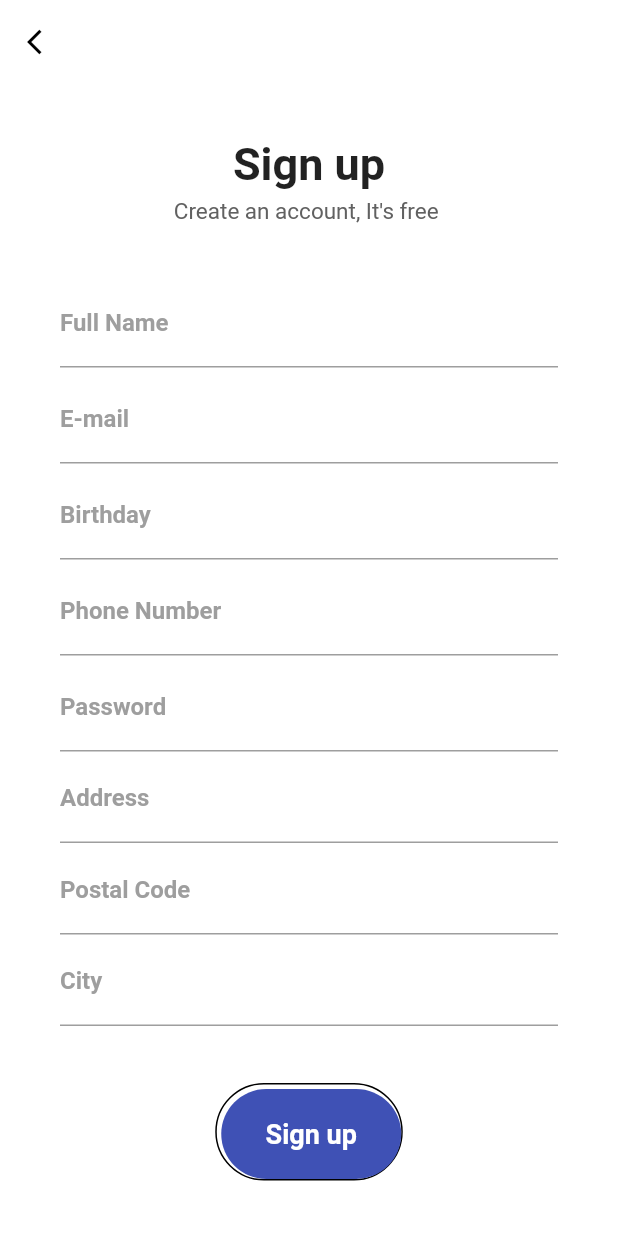
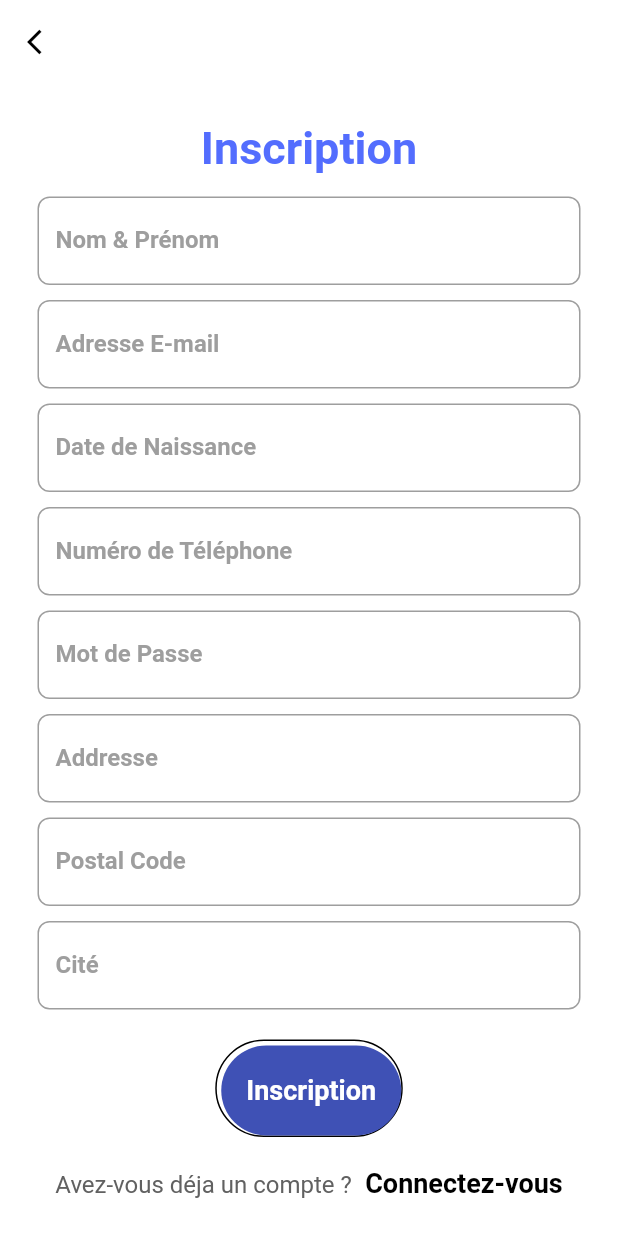
Before and after one commit to nouhelion/redesigned-invention, a Flutter app: the SignupPage screen opened directly, on a phone screen of 412 x 824 dp. Run offline on Flutter 3.47's test engine with Material 2 defaults, Android fonts, the light colour scheme and no system bars; our stand-ins replace cloud_firestore, firebase_auth, firebase_core; accounts and stored records are empty; network calls fail; Roboto replaces fonts that are missing (Montserrat).

Commit message:
INputDesign

```diff
--- a/cotisation/lib/components/navigation_items/cotisation.dart
+++ b/cotisation/lib/components/navigation_items/cotisation.dart
@@ -79,7 +79,7 @@ class _CotisationState extends State<Cotisation> {
           BottomNavigationBarItem(icon: Icon(Icons.home), label: 'Home'),
           BottomNavigationBarItem(
             icon: Icon(Icons.search),
-            label: 'Search',
+            label: 'Voayges',
           ),
           BottomNavigationBarItem(
             icon: Icon(Icons.attach_money),
--- a/cotisation/lib/components/navigation_items/search.dart
+++ b/cotisation/lib/components/navigation_items/search.dart
@@ -79,7 +79,7 @@ class _SearchState extends State<Search> {
           BottomNavigationBarItem(icon: Icon(Icons.home), label: 'Home'),
           BottomNavigationBarItem(
             icon: Icon(Icons.search),
-            label: 'Search',
+            label: 'Voyages',
           ),
           BottomNavigationBarItem(
             icon: Icon(Icons.attach_money),
--- a/cotisation/lib/components/navigation_items/welcome.dart
+++ b/cotisation/lib/components/navigation_items/welcome.dart
@@ -135,7 +135,7 @@ class _WelcomeState extends State<Welcome> {
           BottomNavigationBarItem(icon: Icon(Icons.home), label: 'Home'),
           BottomNavigationBarItem(
             icon: Icon(Icons.search),
-            label: 'Search',
+            label: 'Voyages',
           ),
           BottomNavigationBarItem(
             icon: Icon(Icons.attach_money),
--- a/cotisation/lib/components/sign/signup.dart
+++ b/cotisation/lib/components/sign/signup.dart
@@ -52,161 +52,157 @@ class _SignupPageState extends State<SignupPage> {
         ),
       ),
       body: SingleChildScrollView(
-        child: Container(
-          padding: EdgeInsets.symmetric(horizontal: 40),
-          height: MediaQuery.of(context).size.height,
-          width: double.infinity,
+        child: Padding(
+          padding: const EdgeInsets.all(25),
           child: Column(
+            //padding: EdgeInsets.symmetric(horizontal: 60),
             mainAxisAlignment: MainAxisAlignment.spaceEvenly,
             children: <Widget>[
               Column(
                 children: <Widget>[
                   Text(
-                    "Sign up",
+                    "Inscription",
                     style: TextStyle(
                       fontSize: 30,
                       fontWeight: FontWeight.bold,
+                      color: Colors.indigoAccent,
                     ),
                   ),
                   SizedBox(
-                    height: 5,
+                    height: 15,
                   ),
-                  Text(
-                    "Create an account, It's free ",
-                    style: TextStyle(fontSize: 15, color: Colors.grey[700]),
-                  )
                 ],
               ),
               Column(
                 children: <Widget>[
-                  TextField(
+                  TextFormField(
                     keyboardType: TextInputType.text,
                     controller: _nameController,
-                    decoration: InputDecoration(
-                        labelText: 'Full Name',
+                    decoration: const InputDecoration(
+                      labelText: 'Nom & Prénom',
                       labelStyle: TextStyle(
                           fontFamily: 'Montserrat',
                           fontWeight: FontWeight.bold,
                           color: Colors.grey),
-                        focusedBorder: UnderlineInputBorder(
-                          borderSide: BorderSide(color: Colors.indigo),
-                        )),
+                      border: OutlineInputBorder(
+                          borderRadius: BorderRadius.all(Radius.circular(8))),
+                    ),
                   ),
                   SizedBox(
-                    height: 5,
+                    height: 10,
                   ),
-                  TextField(
+                  TextFormField(
                     keyboardType: TextInputType.text,
                     controller: _emailController,
-                    decoration: InputDecoration(
-                        labelText: 'E-mail',
+                    decoration: const InputDecoration(
+                      labelText: 'Adresse E-mail',
                       labelStyle: TextStyle(
                           fontFamily: 'Montserrat',
                           fontWeight: FontWeight.bold,
                           color: Colors.grey),
-                        focusedBorder: UnderlineInputBorder(
-                          borderSide: BorderSide(color: Colors.indigo),
-                        )),
+                      border: OutlineInputBorder(
+                          borderRadius: BorderRadius.all(Radius.circular(8))),
+                    ),
                   ),
                   SizedBox(
-                    height: 5,
+                    height: 10,
                   ),
-                  TextField(
+                  TextFormField(
                     keyboardType: TextInputType.text,
                     controller: _birthdayController,
-                    decoration: InputDecoration(
-                        labelText: 'Birthday',
+                    decoration: const InputDecoration(
+                      labelText: 'Date de Naissance',
                       labelStyle: TextStyle(
                           fontFamily: 'Montserrat',
                           fontWeight: FontWeight.bold,
                           color: Colors.grey),
-                        focusedBorder: UnderlineInputBorder(
-                          borderSide: BorderSide(color: Colors.indigo),
-                        )),
+                      border: OutlineInputBorder(
+                          borderRadius: BorderRadius.all(Radius.circular(8))),
+                    ),
                   ),
                   SizedBox(
-                    height: 5,
+                    height: 10,
                   ),
-                  TextField(
+                  TextFormField(
                     keyboardType: TextInputType.phone,
                     controller: _phoneController,
-                    decoration: InputDecoration(
-                        labelText: 'Phone Number',
+                    decoration: const InputDecoration(
+                      labelText: 'Numéro de Téléphone',
                       labelStyle: TextStyle(
                           fontFamily: 'Montserrat',
                           fontWeight: FontWeight.bold,
                           color: Colors.grey),
-                        focusedBorder: UnderlineInputBorder(
-                          borderSide: BorderSide(color: Colors.indigo),
-                        )),
+                      border: OutlineInputBorder(
+                          borderRadius: BorderRadius.all(Radius.circular(8))),
+                    ),
                   ),
                   SizedBox(
-                    height: 5,
+                    height: 10,
                   ),
-                  TextField(
+                  TextFormField(
                     keyboardType: TextInputType.text,
                     controller: _passwordController,
-                    decoration: InputDecoration(
-                        labelText: 'Password',
+                    decoration: const InputDecoration(
+                      labelText: 'Mot de Passe',
                       labelStyle: TextStyle(
                           fontFamily: 'Montserrat',
                           fontWeight: FontWeight.bold,
                           color: Colors.grey),
-                        focusedBorder: UnderlineInputBorder(
-                          borderSide: BorderSide(color: Colors.indigo),
-                        )),
+                      border: OutlineInputBorder(
+                          borderRadius: BorderRadius.all(Radius.circular(8))),
+                    ),
                     obscureText: true,
                   ),
                   SizedBox(
-                    height: 2.0,
+                    height: 10,
                   ),
-                  TextField(
+                  TextFormField(
                     keyboardType: TextInputType.text,
                     controller: _adressController,
-                    decoration: InputDecoration(
-                        labelText: 'Address',
+                    decoration: const InputDecoration(
+                      labelText: 'Addresse',
                       labelStyle: TextStyle(
                           fontFamily: 'Montserrat',
                           fontWeight: FontWeight.bold,
                           color: Colors.grey),
-                        focusedBorder: UnderlineInputBorder(
-                          borderSide: BorderSide(color: Colors.indigo),
-                        )),
+                      border: OutlineInputBorder(
+                          borderRadius: BorderRadius.all(Radius.circular(8))),
+                    ),
                   ),
                   SizedBox(
-                    height: 2.0,
+                    height: 10,
                   ),
-                  TextField(
+                  TextFormField(
                     keyboardType: TextInputType.text,
                     controller: _codeController,
-                    decoration: InputDecoration(
+                    decoration: const InputDecoration(
                       labelText: 'Postal Code',
                       labelStyle: TextStyle(
                           fontFamily: 'Montserrat',
                           fontWeight: FontWeight.bold,
                           color: Colors.grey),
-                        focusedBorder: UnderlineInputBorder(
-                          borderSide: BorderSide(color: Colors.indigo),
-                        )),
+                      border: OutlineInputBorder(
+                          borderRadius: BorderRadius.all(Radius.circular(8))),
+                    ),
                   ),
                   SizedBox(
-                    height: 2.0,
+                    height: 10,
                   ),
-                  TextField(
+                  TextFormField(
                     keyboardType: TextInputType.text,
                     controller: _cityController,
-                    decoration: InputDecoration(
-                        labelText: 'City',
+                    decoration: const InputDecoration(
+                      labelText: 'Cité',
                       labelStyle: TextStyle(
                           fontFamily: 'Montserrat',
                           fontWeight: FontWeight.bold,
                           color: Colors.grey),
-                        focusedBorder: UnderlineInputBorder(
-                          borderSide: BorderSide(color: Colors.indigo),
-                        )),
+                      border: OutlineInputBorder(
+                          borderRadius: BorderRadius.all(Radius.circular(8))),
+                    ),
                   ),
                   SizedBox(
-                    height: 2,
+                    height: 20,
                   ),
                 ],
               ),
@@ -231,7 +227,7 @@ class _SignupPageState extends State<SignupPage> {
                     borderRadius: BorderRadius.circular(50),
                   ),
                   child: Text(
-                    "Sign up",
+                    "Inscription",
                     style: TextStyle(
                       fontWeight: FontWeight.w600,
                       fontSize: 18,
@@ -240,16 +236,19 @@ class _SignupPageState extends State<SignupPage> {
                   ),
                 ),
               ),
+              SizedBox(
+                height: 20,
+              ),
               RichText(
                 text: TextSpan(
-                  text: "Already have an account?",
+                  text: "Avez-vous déja un compte ?",
                   style: TextStyle(
                     color: Colors.grey[700],
                     fontSize: 16,
                   ),
                   children: [
                     TextSpan(
-                      text: "  Login",
+                      text: "  Connectez-vous",
                       style: TextStyle(
                         fontWeight: FontWeight.w600,
                         fontSize: 18,
```
Also changed, not shown: cotisation/lib/components/navigation_items/profil.dart (+60 -60 lines), cotisation/lib/components/sign/login.dart (+26 -21 lines). Lines whose indentation alone changed are shown as unchanged.
